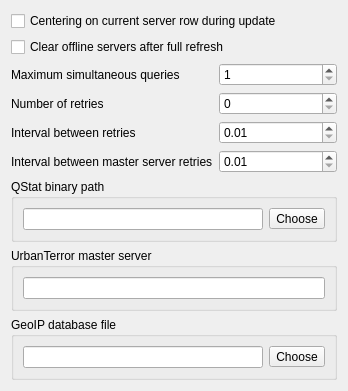
The window that src/setting_forms/update_settings_form.ui (navrocky/urtconnector) describes before a commit, drawn with Qt 5.
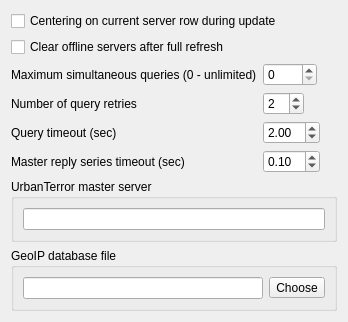
The same window after the commit. Icons and pictures are not drawn.

Commit message: - qstat updater removed from project - new updater almost completed (crashing on full refresh)

What changed in the file:
```diff
--- a/src/setting_forms/update_settings_form.ui
+++ b/src/setting_forms/update_settings_form.ui
@@ -7,7 +7,7 @@
     <x>0</x>
     <y>0</y>
     <width>348</width>
-    <height>382</height>
+    <height>298</height>
    </rect>
   </property>
   <property name="windowTitle">
@@ -16,6 +16,9 @@
   <layout class="QVBoxLayout" name="verticalLayout">
    <item>
     <layout class="QFormLayout" name="formLayout">
+     <property name="fieldGrowthPolicy">
+      <enum>QFormLayout::ExpandingFieldsGrow</enum>
+     </property>
      <item row="0" column="0" colspan="2">
       <widget class="QCheckBox" name="center_current_row_check">
        <property name="text">
@@ -33,14 +36,14 @@
      <item row="2" column="0">
       <widget class="QLabel" name="label">
        <property name="text">
-        <string>Maximum simultaneous queries</string>
+        <string>Maximum simultaneous queries (0 - unlimited)</string>
        </property>
       </widget>
      </item>
      <item row="2" column="1">
       <widget class="QSpinBox" name="maxsim_spin">
        <property name="minimum">
-        <number>1</number>
+        <number>0</number>
        </property>
        <property name="maximum">
         <number>1000</number>
@@ -50,78 +53,65 @@
        </property>
       </widget>
      </item>
-     <item row="3" column="1">
-      <widget class="QSpinBox" name="retry_spin"/>
-     </item>
      <item row="3" column="0">
       <widget class="QLabel" name="label_2">
        <property name="text">
-        <string>Number of retries</string>
+        <string>Number of query retries</string>
+       </property>
+      </widget>
+     </item>
+     <item row="3" column="1">
+      <widget class="QSpinBox" name="retry_spin">
+       <property name="minimum">
+        <number>1</number>
+       </property>
+       <property name="value">
+        <number>2</number>
        </property>
       </widget>
      </item>
      <item row="4" column="0">
       <widget class="QLabel" name="label_3">
        <property name="text">
-        <string>Interval between retries</string>
-       </property>
-      </widget>
-     </item>
-     <item row="5" column="0">
-      <widget class="QLabel" name="label_4">
-       <property name="text">
-        <string>Interval between master server retries</string>
+        <string>Query timeout (sec)</string>
        </property>
       </widget>
      </item>
      <item row="4" column="1">
-      <widget class="QDoubleSpinBox" name="interval_spin">
+      <widget class="QDoubleSpinBox" name="timeout_spin">
        <property name="minimum">
         <double>0.010000000000000</double>
        </property>
        <property name="singleStep">
         <double>0.100000000000000</double>
        </property>
+       <property name="value">
+        <double>2.000000000000000</double>
+       </property>
       </widget>
      </item>
      <item row="5" column="1">
-      <widget class="QDoubleSpinBox" name="master_interval_spin">
+      <widget class="QDoubleSpinBox" name="series_timeout_spin">
        <property name="minimum">
         <double>0.010000000000000</double>
        </property>
        <property name="singleStep">
         <double>0.100000000000000</double>
+       </property>
+       <property name="value">
+        <double>0.100000000000000</double>
+       </property>
+      </widget>
+     </item>
+     <item row="5" column="0">
+      <widget class="QLabel" name="label_4">
+       <property name="text">
+        <string>Master reply series timeout (sec)</string>
        </property>
       </widget>
      </item>
     </layout>
    </item>
-   <item>
-    <widget class="QGroupBox" name="groupBox_3">
-     <property name="title">
-      <string>QStat binary path</string>
-     </property>
-     <layout class="QHBoxLayout" name="horizontalLayout">
-      <item>
-       <widget class="QLineEdit" name="qstat_binary_edit"/>
-      </item>
-      <item>
-       <widget class="QToolButton" name="qstat_binary_choose_button">
-        <property name="toolTip">
-         <string>Choose QStat binary file</string>
-        </property>
-        <property name="text">
-         <string>Choose</string>
-        </property>
-        <property name="icon">
-         <iconset resource="../images.qrc">
-          <normaloff>:/icons/icons/choose-file.png</normaloff>:/icons/icons/choose-file.png</iconset>
-        </property>
-       </widget>
-      </item>
-     </layout>
-    </widget>
-   </item>
    <item>
     <widget class="QGroupBox" name="groupBox">
      <property name="title">
```
The commit also changes 17 other files.
